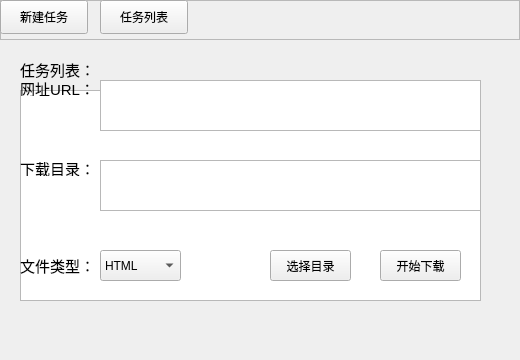
This is mainWindow.ui in shooterhex/WebDownloader as Qt 5 draws it before an edit. The edited form follows.
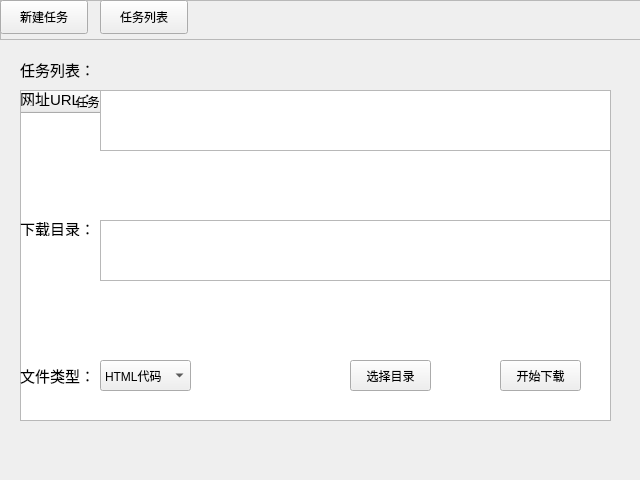
This is the edited form.

Commit message: 实现任务列表

Diff of the .ui file:
```diff
--- a/mainWindow.ui
+++ b/mainWindow.ui
@@ -6,10 +6,22 @@
    <rect>
     <x>0</x>
     <y>0</y>
-    <width>520</width>
-    <height>360</height>
+    <width>640</width>
+    <height>480</height>
    </rect>
   </property>
+  <property name="minimumSize">
+   <size>
+    <width>640</width>
+    <height>480</height>
+   </size>
+  </property>
+  <property name="maximumSize">
+   <size>
+    <width>640</width>
+    <height>480</height>
+   </size>
+  </property>
   <property name="windowTitle">
    <string>WebDownload</string>
   </property>
@@ -19,7 +31,7 @@
      <rect>
       <x>0</x>
       <y>0</y>
-      <width>520</width>
+      <width>641</width>
       <height>40</height>
      </rect>
     </property>
@@ -67,15 +79,15 @@
      <rect>
       <x>0</x>
       <y>40</y>
-      <width>520</width>
-      <height>290</height>
+      <width>641</width>
+      <height>411</height>
      </rect>
     </property>
     <widget class="QPushButton" name="chooseDirPushButton">
      <property name="geometry">
       <rect>
-       <x>270</x>
-       <y>210</y>
+       <x>350</x>
+       <y>320</y>
        <width>81</width>
        <height>31</height>
       </rect>
@@ -88,17 +100,17 @@
      <property name="geometry">
       <rect>
        <x>100</x>
-       <y>120</y>
-       <width>381</width>
-       <height>51</height>
+       <y>180</y>
+       <width>511</width>
+       <height>61</height>
       </rect>
      </property>
     </widget>
     <widget class="QPushButton" name="startPushButton">
      <property name="geometry">
       <rect>
-       <x>380</x>
-       <y>210</y>
+       <x>500</x>
+       <y>320</y>
        <width>81</width>
        <height>31</height>
       </rect>
@@ -111,7 +123,7 @@
      <property name="geometry">
       <rect>
        <x>20</x>
-       <y>120</y>
+       <y>180</y>
        <width>71</width>
        <height>16</height>
       </rect>
@@ -129,17 +141,17 @@
      <property name="geometry">
       <rect>
        <x>100</x>
-       <y>210</y>
-       <width>81</width>
+       <y>320</y>
+       <width>91</width>
        <height>31</height>
       </rect>
      </property>
      <property name="currentText">
-      <string>HTML</string>
+      <string>HTML代码</string>
      </property>
      <item>
       <property name="text">
-       <string>HTML</string>
+       <string>HTML代码</string>
       </property>
      </item>
      <item>
@@ -157,7 +169,7 @@
      <property name="geometry">
       <rect>
        <x>20</x>
-       <y>210</y>
+       <y>320</y>
        <width>81</width>
        <height>31</height>
       </rect>
@@ -176,9 +188,9 @@
      <property name="geometry">
       <rect>
        <x>100</x>
-       <y>40</y>
-       <width>381</width>
-       <height>51</height>
+       <y>50</y>
+       <width>511</width>
+       <height>61</height>
       </rect>
      </property>
     </widget>
@@ -186,7 +198,7 @@
      <property name="geometry">
       <rect>
        <x>20</x>
-       <y>40</y>
+       <y>50</y>
        <width>71</width>
        <height>16</height>
       </rect>
@@ -206,8 +218,8 @@
      <rect>
       <x>0</x>
       <y>40</y>
-      <width>520</width>
-      <height>290</height>
+      <width>641</width>
+      <height>411</height>
      </rect>
     </property>
     <widget class="QLabel" name="label_4">
@@ -230,15 +242,41 @@
       <string>任务列表：</string>
      </property>
     </widget>
-    <widget class="QListWidget" name="taskListWidget">
+    <widget class="QTableWidget" name="taskListTableWidget">
      <property name="geometry">
       <rect>
        <x>20</x>
        <y>50</y>
-       <width>461</width>
-       <height>211</height>
+       <width>591</width>
+       <height>331</height>
       </rect>
      </property>
+     <attribute name="horizontalHeaderCascadingSectionResizes">
+      <bool>false</bool>
+     </attribute>
+     <attribute name="horizontalHeaderDefaultSectionSize">
+      <number>145</number>
+     </attribute>
+     <column>
+      <property name="text">
+       <string>任务ID</string>
+      </property>
+     </column>
+     <column>
+      <property name="text">
+       <string>URL</string>
+      </property>
+     </column>
+     <column>
+      <property name="text">
+       <string>目标路径</string>
+      </property>
+     </column>
+     <column>
+      <property name="text">
+       <string>类别</string>
+      </property>
+     </column>
     </widget>
    </widget>
    <zorder>taskListPageWidget</zorder>
```
Left out of the diff: 2 changed lines with no effect on the pictures. The commit also changes 4 other files.
